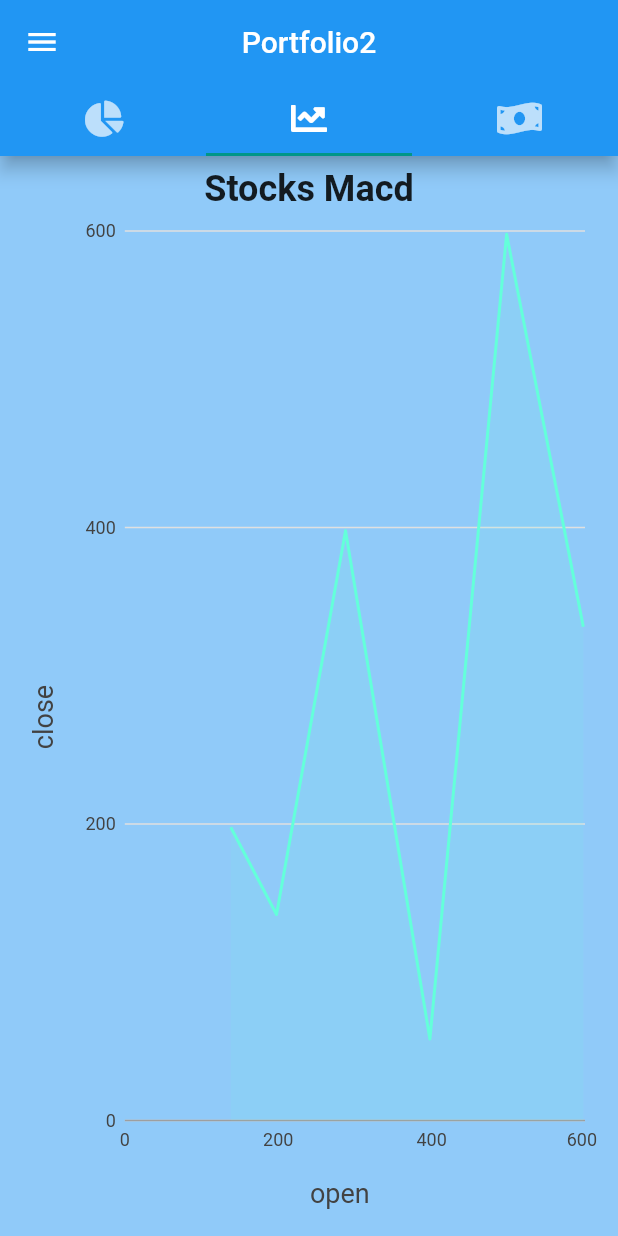
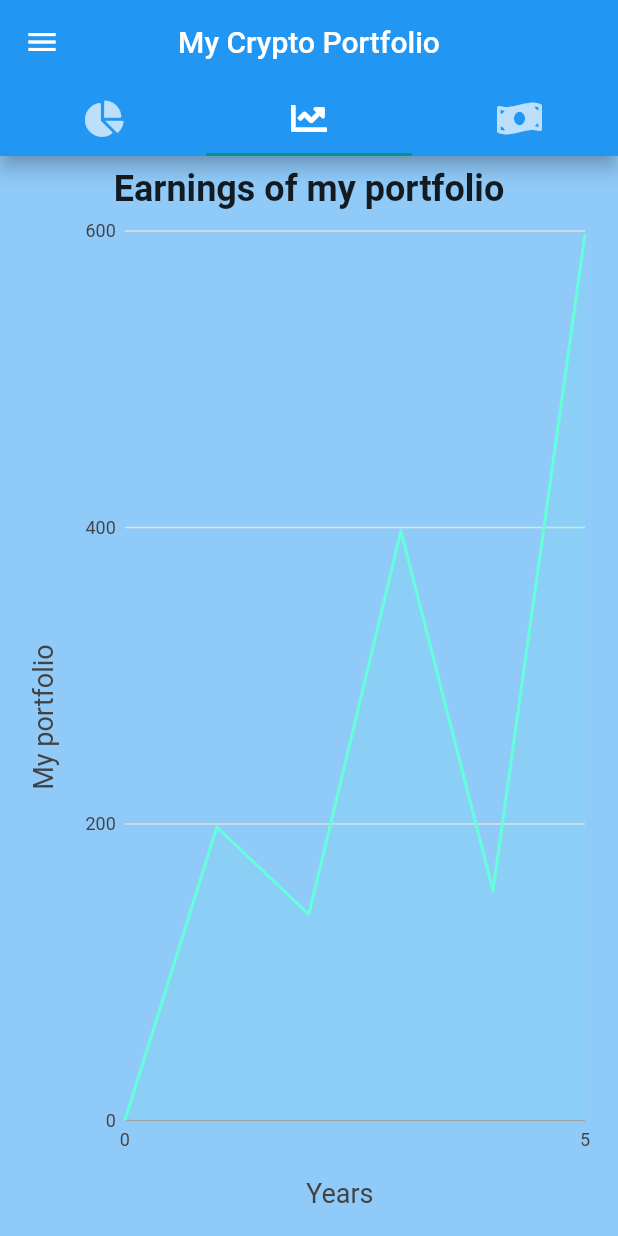
Before and after one commit to mugensan/Flutter_projo_gold, a Flutter app: the screen it shows after launch, tab 2 chosen, on a phone screen of 412 x 824 dp. Run offline on Flutter 3.47's test engine with Material 2 defaults, Android fonts, the phone set to English and light mode, and no system bars; our stand-ins replace charts_flutter, dartz, firebase_auth, flutter_bloc, font_awesome_flutter, freezed_annotation and 4 more; missing offline and left inert: dart:ffi, flutter_sparkline, link; accounts and stored records are empty; generated files the repository leaves out were written again; network calls fail.

Commit message:
chart setup

```diff
--- a/lib/pages/myCharts.dart
+++ b/lib/pages/myCharts.dart
@@ -32,7 +32,7 @@ class _MyChartsState extends State<MyCharts> {
   List<double> data9 = [1.0, 1.1, 1.0, 0.9, 1.2, 1.3, 1.0, 0.8, 1.3, 1.0];
 
   List<charts.Series<Task, String>> _seriesPieData;
-  List<charts.Series<Macd, double>> _seriesLineData;
+  List<charts.Series<EarningsPerYear, double>> _seriesLineData;
 
   _generateData() {
     var pieData = [
@@ -47,22 +47,15 @@ class _MyChartsState extends State<MyCharts> {
       new Task('LiteCoin', 10.0, Colors.lightBlueAccent),
     ];
 
-    var macdVersatis = [
-      new Macd(138.12, 197.79),
-      new Macd(197.79, 139.0),
-      new Macd(287.79, 397.79),
-      new Macd(397.79, 55.0),
-      new Macd(497.79, 597.79),
-      new Macd(597.79, 333.0),
+    var earningsPerYear = [
+      new EarningsPerYear(0, 0),
+      new EarningsPerYear(1, 197.79),
+      new EarningsPerYear(2, 139.0),
+      new EarningsPerYear(3, 397.79),
+      new EarningsPerYear(4, 155.0),
+      new EarningsPerYear(5, 597.79),
     ];
-//    var macdMac = [
-//      new Macd(118.12, 97.79),
-//      new Macd(227.79, 39.0),
-//      new Macd(337.79, 97.79),
-//      new Macd(447.79, 5.0),
-//      new Macd(557.79, 97.79),
-//      new Macd(667.79, 33.0),
-//];
+
 
     _seriesPieData.add(charts.Series(
       data: pieData,
@@ -77,9 +70,9 @@ class _MyChartsState extends State<MyCharts> {
       charts.Series(
           colorFn: (__, _) => charts.ColorUtil.fromDartColor(Colors.tealAccent),
           id: 'MACD Indicator',
-          data: macdVersatis,
-          domainFn: (Macd macd, _) => macd.open,
-          measureFn: (Macd macd, _) => macd.close),
+          data: earningsPerYear,
+          domainFn: (EarningsPerYear macd, _) => macd.years,
+          measureFn: (EarningsPerYear macd, _) => macd.earnings),
     );
 
 //    _seriesLineData.add(
@@ -97,7 +90,7 @@ class _MyChartsState extends State<MyCharts> {
     // TODO: implement initState
     super.initState();
     _seriesPieData = List<charts.Series<Task, String>>();
-    _seriesLineData = List<charts.Series<Macd, double>>();
+    _seriesLineData = List<charts.Series<EarningsPerYear, double>>();
     _generateData();
     this.getJsonData();
   }
@@ -134,7 +127,7 @@ class _MyChartsState extends State<MyCharts> {
         child: Scaffold(
           backgroundColor: Colors.blue[200],
           appBar: new AppBar(
-            title: new Text('Portfolio2'),
+            title: new Text('My Crypto Portfolio'),
             centerTitle: true,
 
             ///this target transition between android and IOS
@@ -308,7 +301,7 @@ class _MyChartsState extends State<MyCharts> {
                     child: Column(
                       children: <Widget>[
                         Text(
-                          'Stocks Macd',
+                          'Earnings of my portfolio',
                           style: TextStyle(
                             fontSize: 24.0,
                             fontWeight: FontWeight.bold,
@@ -324,12 +317,12 @@ class _MyChartsState extends State<MyCharts> {
                             animate: true,
                             animationDuration: Duration(seconds: 3),
                             behaviors: [
-                              new charts.ChartTitle("open",
+                              new charts.ChartTitle("Years",
                                   behaviorPosition:
                                       charts.BehaviorPosition.bottom,
                                   titleOutsideJustification: charts
                                       .OutsideJustification.middleDrawArea),
-                              new charts.ChartTitle("close",
+                              new charts.ChartTitle("My portfolio",
                                   behaviorPosition:
                                       charts.BehaviorPosition.start,
                                   titleOutsideJustification: charts
@@ -353,23 +346,23 @@ class _MyChartsState extends State<MyCharts> {
                         mainAxisAlignment: MainAxisAlignment.start,
                         children: <Widget>[
                           myCardDetails("assets/bitcoin.png", "Bitcoin", data1,
-                              "4702", "3.0", "\u2191", 0xff07862b),
+                              "", "3.0", "\u2191", 0xff07862b),
                           myCardDetails("assets/bitshares.png", "Bitshares", data2,
-                              "3802", "4.0", "\u2193", 0xffff0000),
+                              "", "4.0", "\u2193", 0xff07862b),
                           myCardDetails("assets/ethereum.png", "Ethereum", data3,
-                              "7702", "5.0", "\u2191", 0xff07862b),
+                              "", "5.0", "\u2191", 0xff07862b),
                           myCardDetails("assets/counterparty.png", "Counterpaty",
-                              data7, "4702", "3.0", "\u2193", 0xffff0000),
-                          myCardDetails("assets/lykke.png", "Lykke", data5, "8600",
+                              data7, "", "3.0", "\u2193", 0xff07862b),
+                          myCardDetails("assets/lykke.png", "Lykke", data5, "",
                               "2.0", "\u2191", 0xff07862b),
                           myCardDetails("assets/peercoin.png", "Peercoin", data6,
-                              "4702", "2.5", "\u2191", 0xff07862b),
-                          myCardDetails("assets/zcash.png", "Zcash", data4, "2345",
-                              "2.0", "\u2193", 0xffff0000),
+                              "", "2.5", "\u2191", 0xff07862b),
+                          myCardDetails("assets/zcash.png", "Zcash", data4, "",
+                              "2.0", "\u2193", 0xff07862b),
                           myCardDetails("assets/singular.png", "Singular", data8,
-                              "3800", "2.5", "\u2191", 0xffff0000),
+                              "", "2.5", "\u2191", 0xff07862b),
                           myCardDetails("assets/litecoin.png", "Litecoin", data9,
-                              "2000", "3.0", "\u2193", 0xffff0000),
+                              "", "3.0", "\u2193", 0xff07862b),
 //                          Container(
 //                            padding: const EdgeInsets.only(
 //                                left: 8.0, bottom: 8.0),
@@ -432,24 +425,24 @@ class Task {
   Task(this.task, this.taskValue, this.colorVal);
 }
 
-class Macd {
+class EarningsPerYear {
 //  String stockName;
 //  int yAxis;
 //  double price;
-  double open;
+  double years;
 
 //  double high;
 //  double low;
-  double close;
+  double earnings;
 
-  Macd(
+  EarningsPerYear(
     //      this.stockName,
 //      this.yAxis,
 //      this.price,
-    this.open,
+    this.years,
 //      this.high,
 //      this.low,
-    this.close,
+    this.earnings,
   );
 }
 
@@ -547,7 +540,7 @@ Widget myCurrenciesDetails(String currencyVal, String currencyPercentage,
       child: Column(
     children: <Widget>[
       Container(
-        child: Text("\u0024" + currencyVal,
+        child: Text("Own" + currencyVal,
             style: TextStyle(
                 color: Color(0xff3a2483),
                 fontFamily: 'Poppins',
@@ -555,7 +548,7 @@ Widget myCurrenciesDetails(String currencyVal, String currencyPercentage,
                 fontSize: 20.0)),
       ),
       Container(
-        child: Text(currencyPercentage + "\u0025\u0020" + currencyStatus,
+        child: Text(currencyPercentage,
             style: TextStyle(
               color: Color(colorVal),
               fontFamily: 'Poppins',
```
